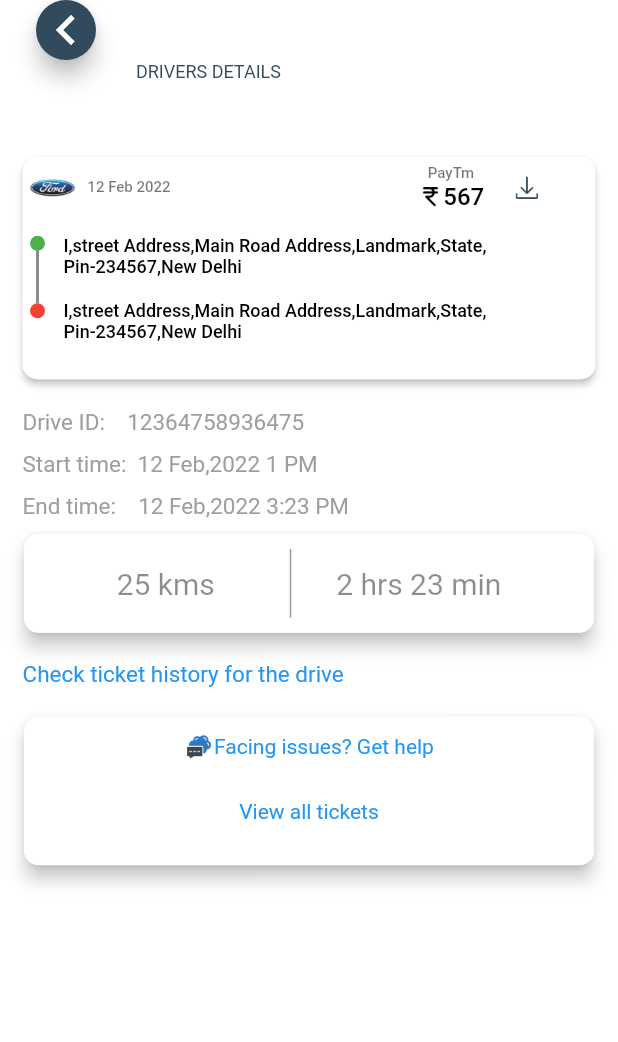
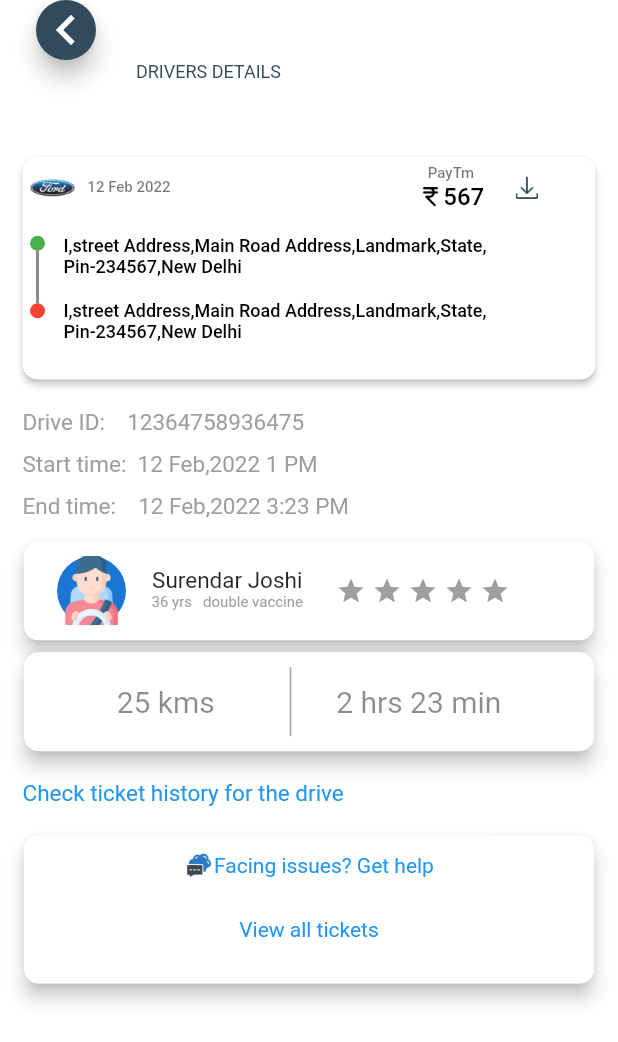
Before and after one commit to arjunganesh123/Saratthi-Consumer, a Flutter app: the DrivesDetails screen opened directly, on a phone screen of 412 x 824 dp. Shown: the top 1042 px of the screen. Run offline on Flutter 3.47's test engine with Material 2 defaults, Android fonts, the light colour scheme and no system bars; our stand-ins replace firebase_auth, firebase_core, flutter_switch, fluttertoast, font_awesome_flutter, google_maps_flutter and 5 more; missing offline and left inert: flutter_google_places, google_api_headers, google_maps_webservice, map_location_picker, place_picker, progress_indicator and 1 more; accounts and stored records are empty; network calls fail; Roboto replaces fonts that are missing (OPTICopperplate, gillsans, tgm); project files that could hold a hidden picture were left out.

Commit message:
last commit of frontend

```diff
--- a/lib/Views/Login/drivesdetails.dart
+++ b/lib/Views/Login/drivesdetails.dart
@@ -1,10 +1,21 @@
 import 'package:flutter/material.dart';
 import 'package:hexcolor/hexcolor.dart';
 
-class DrivesDetails extends StatelessWidget {
+class DrivesDetails extends StatefulWidget {
+
+  const DrivesDetails({Key? key}) : super(key: key);
+
+  @override
+  State<DrivesDetails> createState() => _DrivesDetailsState();
+}
+
+class _DrivesDetailsState extends State<DrivesDetails> {
+  var _myColorOne = Colors.grey;
+  var _myColorTwo = Colors.grey;
+  var _myColorThree = Colors.grey;
+  var _myColorFour = Colors.grey;
+  var _myColorFive = Colors.grey;
   final Color givenBlue = HexColor('#314b5c');
-
-  DrivesDetails({Key? key}) : super(key: key);
 
   @override
   Widget build(BuildContext context) {
@@ -176,8 +187,94 @@ class DrivesDetails extends StatelessWidget {
               padding: EdgeInsets.only(left: 15,top: 5,bottom: 5),
               child: Text('Start time:\t\t'+'12 Feb,2022 1 PM',style: TextStyle(color: Colors.grey,fontFamily: 'gillsans',fontSize: 15),)),
           const Padding(
-              padding: EdgeInsets.only(left: 15,top: 5,bottom: 5),
+              padding: EdgeInsets.only(left: 15,top: 5,bottom: 10),
               child: Text('End time:\t\t\t\t'+'12 Feb,2022 3:23 PM',style: TextStyle(color: Colors.grey,fontFamily: 'gillsans',fontSize: 15),)),
+          Padding(
+            padding: const EdgeInsets.only(left: 12, right: 12),
+            child: Card(
+              shape: RoundedRectangleBorder(
+                  borderRadius: BorderRadius.circular(10.0)),
+              elevation: 5,
+              child: ClipRRect(
+                borderRadius: BorderRadius.circular(10.0),
+                child: Container(
+                  padding: const EdgeInsets.only(top: 10, bottom: 10,left: 5,right: 10),
+                  width: MediaQuery.of(context).size.width,
+                  height: MediaQuery.of(context).size.height * 0.08,
+                  color: Colors.white,
+                  child: Row(
+                    mainAxisAlignment: MainAxisAlignment.start,
+                    children: <Widget>[
+                       CircleAvatar(
+                         radius: 40,
+                         child: Image.asset('assets/Icons/061-driver-1.png',fit: BoxFit.fitWidth,),
+                       ),
+                       Column(
+                        children: const [
+                          SizedBox(height: 7,),
+                          Text('Surendar Joshi',style: TextStyle(color: Colors.black87,fontSize: 15,fontFamily: 'gillsans'),),
+                          Text('36 yrs\t\t\t'+'double vaccine',style: TextStyle(color: Colors.grey,fontSize: 10,fontFamily: 'gillsans'),),
+                        ],
+                      ),
+                       const SizedBox(width: 20,),
+                       IconButton(
+                         padding: EdgeInsets.zero,
+                         constraints: const BoxConstraints(),
+                         icon: const Icon(Icons.star,size: 20,),
+                         onPressed: ()=>setState((){
+                           _myColorOne=Colors.orange;
+                           _myColorTwo=Colors.grey;
+                           _myColorThree=Colors.grey;
+                           _myColorFour=Colors.grey;
+                           _myColorFive=Colors.grey;
+                         }),color: _myColorOne,),
+                       IconButton(icon:  const Icon(Icons.star,size: 20,),
+                         padding: EdgeInsets.zero,
+                         constraints: const BoxConstraints(),
+                         onPressed: ()=>setState((){
+                           _myColorOne=Colors.orange;
+                           _myColorTwo=Colors.orange;
+                           _myColorThree=Colors.grey;
+                           _myColorFour=Colors.grey;
+                           _myColorFive=Colors.grey;
+                         }),color: _myColorTwo,),
+                       IconButton(
+                         padding: EdgeInsets.zero,
+                         constraints: const BoxConstraints(),
+                         icon: const Icon(Icons.star,size: 20,), onPressed: ()=>setState((){
+                         _myColorOne=Colors.orange;
+                         _myColorTwo=Colors.orange;
+                         _myColorThree=Colors.orange;
+                         _myColorFour=Colors.grey;
+                         _myColorFive=Colors.grey;
+                       }),color: _myColorThree,),
+                       IconButton(
+                         padding: EdgeInsets.zero,
+                         constraints: const BoxConstraints(),
+                         icon: const Icon(Icons.star,size: 20,), onPressed: ()=>setState((){
+                         _myColorOne=Colors.orange;
+                         _myColorTwo=Colors.orange;
+                         _myColorThree=Colors.orange;
+                         _myColorFour=Colors.orange;
+                         _myColorFive=Colors.grey;
+                       }),color: _myColorFour,),
+                       IconButton(
+                         padding: EdgeInsets.zero,
+                         constraints: const BoxConstraints(),
+                         icon: const Icon(Icons.star,size: 20,), onPressed: ()=>setState((){
+                         _myColorOne=Colors.orange;
+                         _myColorTwo=Colors.orange;
+                         _myColorThree=Colors.orange;
+                         _myColorFour=Colors.orange;
+                         _myColorFive=Colors.orange;
+                       }),color: _myColorFive,),
+                    ],
+
+                  ),
+                ),
+              ),
+            ),
+          ),
           Padding(
             padding: const EdgeInsets.only(left: 12, right: 12),
             child: Card(
--- a/lib/main.dart
+++ b/lib/main.dart
@@ -1,5 +1,8 @@
 import 'package:firebase_core/firebase_core.dart';
 import 'package:flutter/material.dart';
+import 'package:saratthi_consumer/Views/Login/driverpage.dart';
+import 'package:saratthi_consumer/Views/Login/drivesdetails.dart';
+import 'package:saratthi_consumer/Views/Login/edit%20user.dart';
 import 'Views/Login/splash.dart';
 
 void main() async {
@@ -30,7 +33,7 @@ class MyApp extends StatelessWidget {
         // is not restarted.
         primarySwatch: Colors.blue,
       ),
-      home: splash(),
+      home: ProfileForm(),
     );
   }
 }
```
Also changed, not shown: lib/Views/Login/Home.dart (line endings or trailing spaces).
